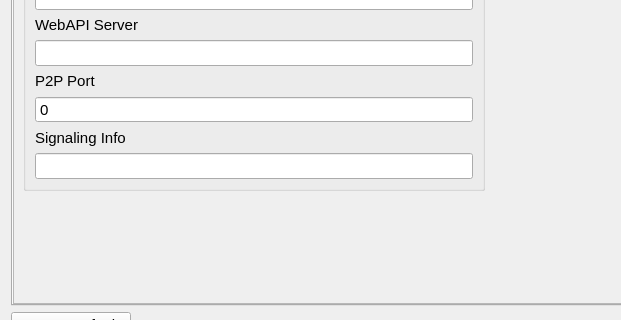
Qt form src/qt_gui/settings_dialog.ui (junminlee2004/GR2Launcher) before a commit; both pictures show x 0 to 621 and y 244 to 564 of the 970 by 769 pixel window.
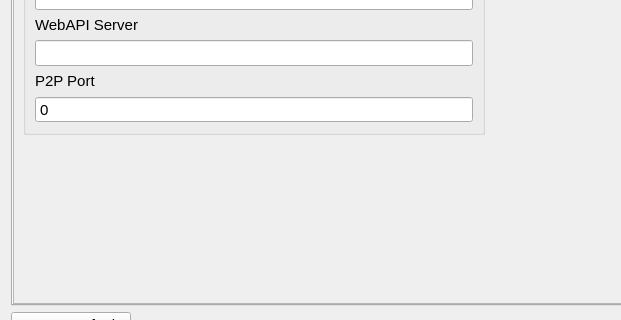
The same form after that commit. The open tabs and pages were chosen to show the change. Icons and pictures are not drawn. Custom widgets are drawn as their Qt base class.

Commit message: Sync emulator settings with GR2fork-EXODUS

Patch:
```diff
--- a/src/qt_gui/settings_dialog.ui
+++ b/src/qt_gui/settings_dialog.ui
@@ -2073,16 +2073,6 @@
                </property>
               </widget>
              </item>
-             <item>
-              <widget class="QLabel" name="signalingInfoLabel">
-               <property name="text">
-                <string>Signaling Info</string>
-               </property>
-              </widget>
-             </item>
-             <item>
-              <widget class="QLineEdit" name="signalingInfoLineEdit"/>
-             </item>
             </layout>
            </widget>
           </item>
```
The commit also changes 2 other files.
